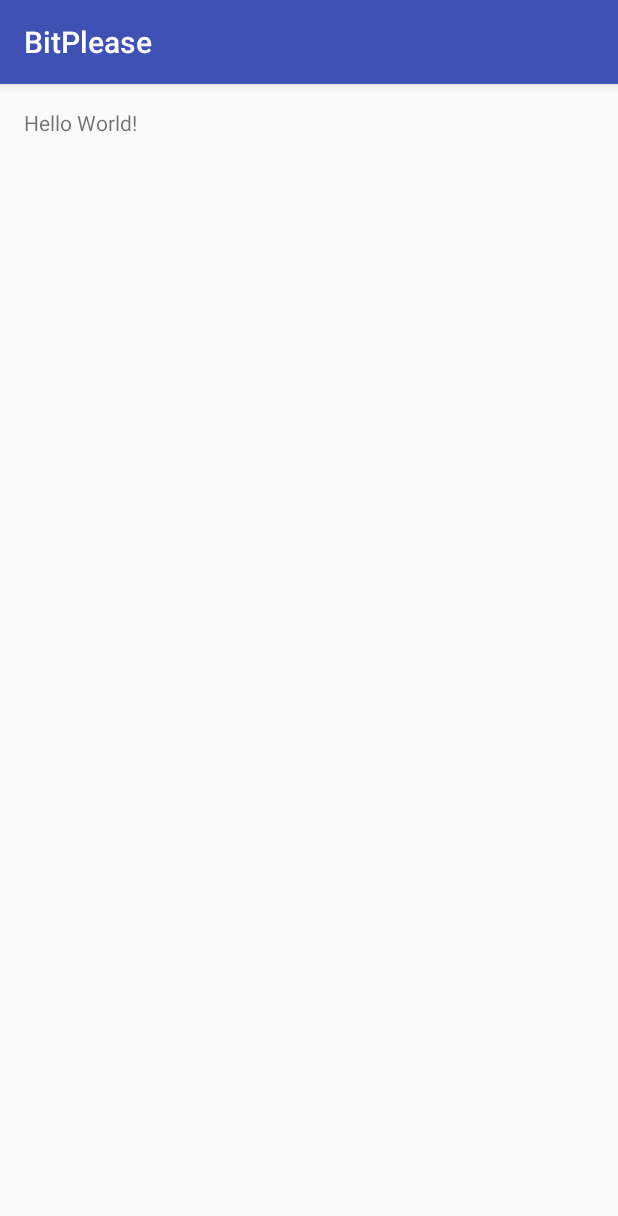
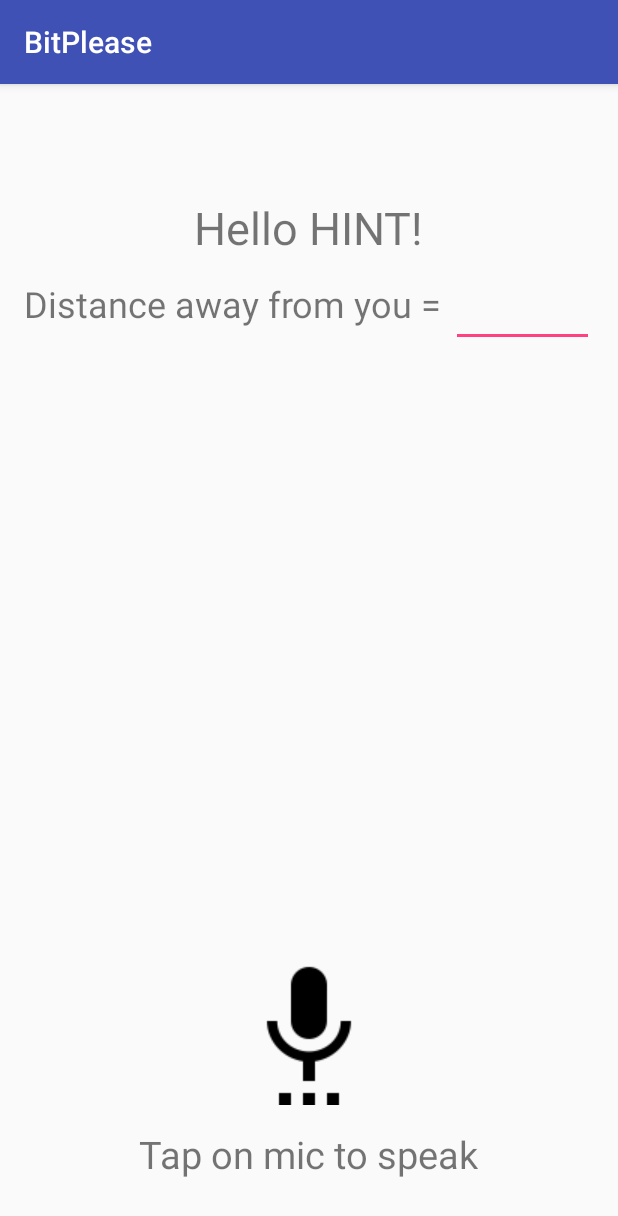
Before and after one commit to prakamya-mishra/Bit-Please-HINT18, an Android app: the screen it shows after launch (MainActivity), on a phone screen of 412 x 824 dp. Shown: the top 1216 px of the screen. Run offline under Robolectric (Android 15) with nearby library versions, the phone set to English and light mode, and no system bars.

Commit message:
app functionality

```diff
--- a/App/app/build.gradle
+++ b/App/app/build.gradle
@@ -25,5 +25,10 @@ dependencies {
         exclude group: 'com.android.support', module: 'support-annotations'
     })
     compile 'com.android.support:appcompat-v7:24.+'
+
+    compile 'com.google.firebase:firebase-core:11.8.0'
+
     testCompile 'junit:junit:4.12'
 }
+
+apply plugin: 'com.google.gms.google-services'
--- a/App/app/src/main/AndroidManifest.xml
+++ b/App/app/src/main/AndroidManifest.xml
@@ -1,6 +1,7 @@
 <?xml version="1.0" encoding="utf-8"?>
 <manifest xmlns:android="http://schemas.android.com/apk/res/android"
     package="hint.bitplease">
+    <uses-permission android:name="android.permission.INTERNET" />
 
     <application
         android:allowBackup="true"
@@ -13,6 +14,7 @@
                 <action android:name="android.intent.action.MAIN" />
 
                 <category android:name="android.intent.category.LAUNCHER" />
+
             </intent-filter>
         </activity>
     </application>
--- a/App/app/src/main/java/hint/bitplease/MainActivity.java
+++ b/App/app/src/main/java/hint/bitplease/MainActivity.java
@@ -1,13 +1,78 @@
 package hint.bitplease;
 
+import android.content.ActivityNotFoundException;
+import android.content.Intent;
+import android.speech.RecognizerIntent;
 import android.support.v7.app.AppCompatActivity;
 import android.os.Bundle;
+import android.view.Menu;
+import android.view.View;
+import android.widget.EditText;
+import android.widget.ImageButton;
+import android.widget.TextView;
+import android.widget.Toast;
+
+import java.util.ArrayList;
+import java.util.Locale;
 
 public class MainActivity extends AppCompatActivity {
 
+    private TextView txtSpeechInput;
+    private EditText Distance;
+    private ImageButton btnSpeak;
+    private final int REQ_CODE_SPEECH_INPUT = 100;
+    public String Command;
     @Override
     protected void onCreate(Bundle savedInstanceState) {
         super.onCreate(savedInstanceState);
         setContentView(R.layout.activity_main);
+        txtSpeechInput = (TextView) findViewById(R.id.txtView);
+        Distance = (EditText) findViewById(R.id.dist);
+        btnSpeak = (ImageButton) findViewById(R.id.btnSpeak);
+
+        btnSpeak.setOnClickListener(new View.OnClickListener() {
+
+            @Override
+            public void onClick(View v) {
+                promptSpeechInput();
+            }
+        });
+
     }
+
+    private void promptSpeechInput() {
+        Intent intent = new Intent(RecognizerIntent.ACTION_RECOGNIZE_SPEECH);
+        intent.putExtra(RecognizerIntent.EXTRA_LANGUAGE_MODEL,
+                RecognizerIntent.LANGUAGE_MODEL_FREE_FORM);
+        intent.putExtra(RecognizerIntent.EXTRA_LANGUAGE, Locale.getDefault());
+        intent.putExtra(RecognizerIntent.EXTRA_PROMPT,
+                getString(R.string.speech_prompt));
+        try {
+            startActivityForResult(intent, REQ_CODE_SPEECH_INPUT);
+        } catch (ActivityNotFoundException a) {
+            Toast.makeText(getApplicationContext(),
+                    getString(R.string.speech_not_supported),
+                    Toast.LENGTH_SHORT).show();
+        }
+    }
+    @Override
+    protected void onActivityResult(int requestCode, int resultCode, Intent data) {
+        super.onActivityResult(requestCode, resultCode, data);
+
+        switch (requestCode) {
+            case REQ_CODE_SPEECH_INPUT: {
+                if (resultCode == RESULT_OK && null != data) {
+
+                    ArrayList<String> result = data
+                            .getStringArrayListExtra(RecognizerIntent.EXTRA_RESULTS);
+                    txtSpeechInput.setText(result.get(0));
+                    Command = result.get(0);
+                }
+                break;
+            }
+
+        }
+    }
+
+
 }
--- a/App/app/src/main/res/layout/activity_main.xml
+++ b/App/app/src/main/res/layout/activity_main.xml
@@ -13,5 +13,48 @@
     <TextView
         android:layout_width="wrap_content"
         android:layout_height="wrap_content"
-        android:text="Hello World!" />
+        android:text="Hello HINT!"
+        android:textSize="30sp"
+        android:layout_alignParentTop="true"
+        android:layout_centerHorizontal="true"
+        android:layout_marginTop="59dp" />
+
+    <TextView
+        android:text="Distance away from you = "
+        android:layout_width="wrap_content"
+        android:layout_height="wrap_content"
+        android:id="@+id/textView2"
+        android:textSize="24sp"
+        android:layout_marginTop="114dp"
+        android:layout_alignParentStart="true" />
+
+    <EditText
+        android:layout_width="wrap_content"
+        android:layout_height="wrap_content"
+        android:inputType="textPersonName"
+        android:ems="10"
+        android:id="@+id/dist"
+        android:layout_alignTop="@+id/textView2"
+        android:layout_toEndOf="@+id/textView2" />
+
+    <ImageButton
+        android:id="@+id/btnSpeak"
+        android:layout_width="wrap_content"
+        android:layout_height="wrap_content"
+        android:background="@null"
+        android:src="@drawable/ic_settings_voice_black_24dp"
+        android:layout_alignParentBottom="true"
+        android:layout_centerHorizontal="true"
+        android:layout_marginBottom="71dp" />
+
+    <TextView
+        android:layout_width="wrap_content"
+        android:layout_height="wrap_content"
+        android:id="@+id/txtView"
+        android:text="@string/tap_on_mic"
+        android:textStyle="normal"
+        android:layout_marginBottom="21dp"
+        android:textSize="25sp"
+        android:layout_alignParentBottom="true"
+        android:layout_centerHorizontal="true" />
 </RelativeLayout>
--- a/App/app/src/main/res/values/colors.xml
+++ b/App/app/src/main/res/values/colors.xml
@@ -3,4 +3,5 @@
     <color name="colorPrimary">#3F51B5</color>
     <color name="colorPrimaryDark">#303F9F</color>
     <color name="colorAccent">#FF4081</color>
+    <color name="white">#ffffff</color>
 </resources>
--- a/App/app/src/main/res/values/strings.xml
+++ b/App/app/src/main/res/values/strings.xml
@@ -1,3 +1,8 @@
 <resources>
     <string name="app_name">BitPlease</string>
+    <string name="action_settings">Settings</string>
+    <string name="hello_world">Hello world!</string>
+    <string name="speech_prompt">Say something&#8230;</string>
+    <string name="speech_not_supported">Sorry! Your device doesn\'t support speech input</string>
+    <string name="tap_on_mic">Tap on mic to speak</string>
 </resources>
--- a/App/build.gradle
+++ b/App/build.gradle
@@ -6,17 +6,23 @@ buildscript {
     }
     dependencies {
         classpath 'com.android.tools.build:gradle:2.2.2'
+        classpath 'com.google.gms:google-services:3.2.0'
 
         // NOTE: Do not place your application dependencies here; they belong
         // in the individual module build.gradle files
     }
 }
 
+
 allprojects {
     repositories {
         jcenter()
+        maven {
+            url "https://maven.google.com"
+        }
     }
 }
+
 
 task clean(type: Delete) {
     delete rootProject.buildDir
```
Also changed, not shown: App/app/src/main/res/drawable/ic_settings_voice_black_24dp.png (added), 1 other file.
